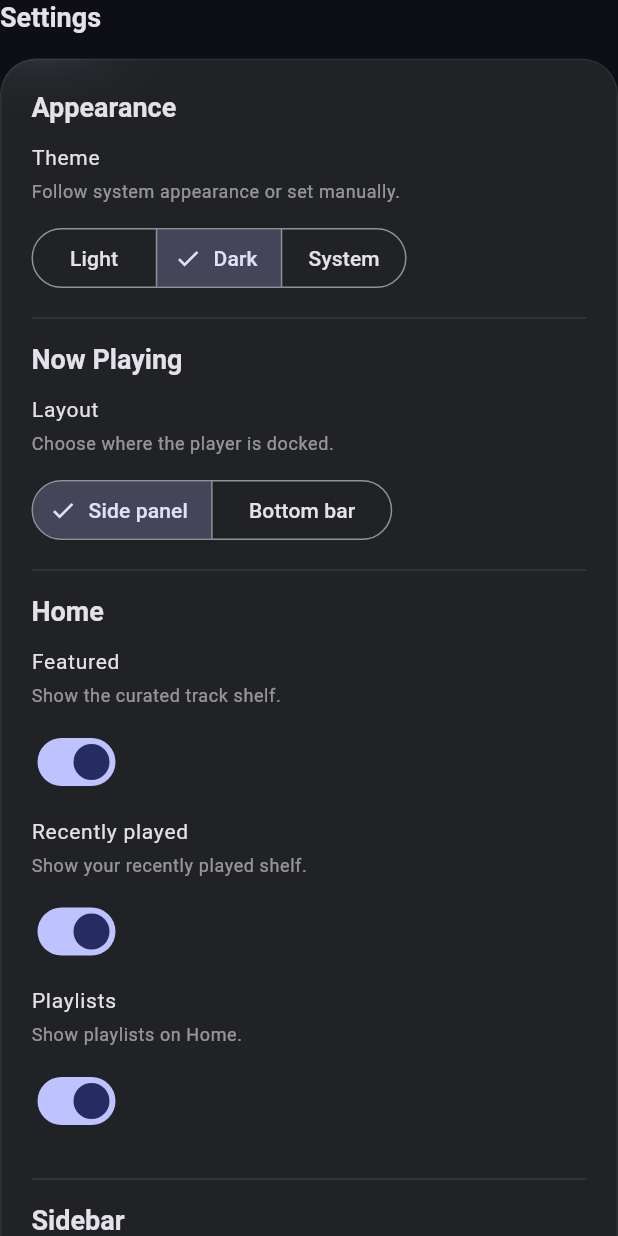
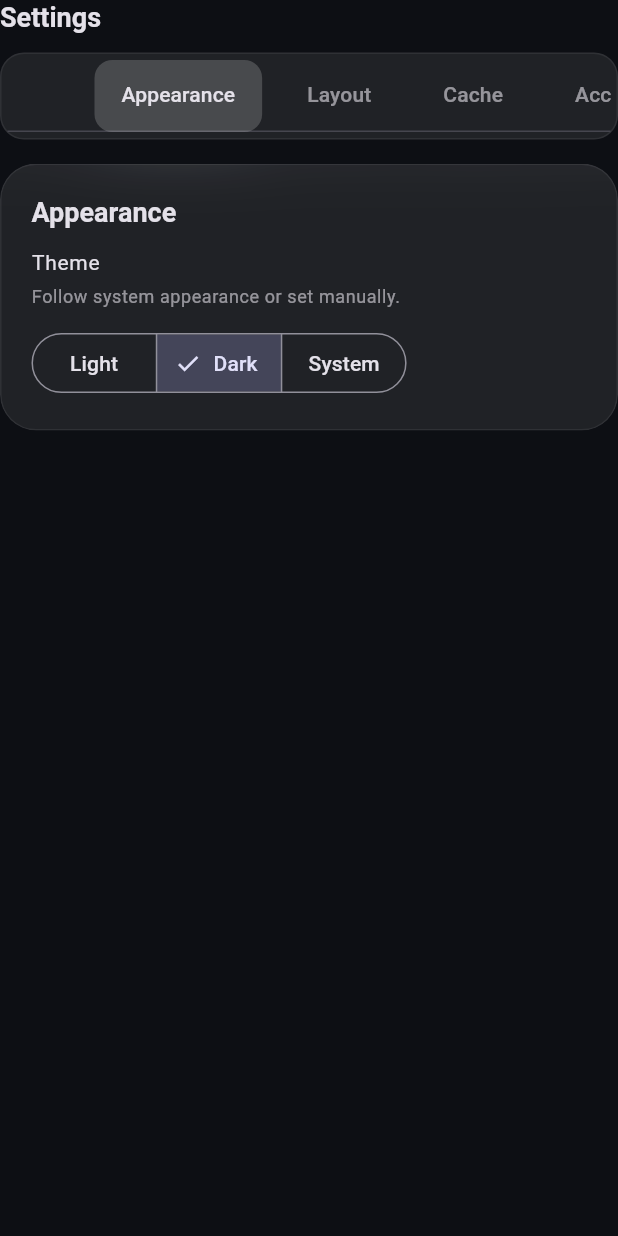
Before and after one commit to j6k4m8/coppelia, a Flutter app: the SettingsView widget shown alone on an empty page, opened directly, on a phone screen of 412 x 824 dp. Run offline on Flutter 3.47's test engine with Material 3 defaults, Android fonts, the phone set to English and light mode, and no system bars; our stand-ins replace cached_network_image, flutter_cache_manager, just_audio, shared_preferences; missing offline and left inert: window_manager; accounts and stored records are empty; Roboto replaces fonts that are missing (SF Pro Display).

```diff
--- a/lib/ui/screens/home_screen.dart
+++ b/lib/ui/screens/home_screen.dart
@@ -76,7 +76,7 @@ class _MainContent extends StatelessWidget {
     final artistCount = stats?.artistCount ?? state.artists.length;
     final bodyContent = LayoutBuilder(
       builder: (context, constraints) {
-        const autoCollapseWidth = 980.0;
+        const autoCollapseWidth = 640.0;
         const collapseThreshold = 140.0;
         final autoCollapsed = constraints.maxWidth < autoCollapseWidth;
         final allowManual = !autoCollapsed;
--- a/lib/ui/widgets/settings_view.dart
+++ b/lib/ui/widgets/settings_view.dart
@@ -17,14 +17,117 @@ class SettingsView extends StatelessWidget {
   @override
   Widget build(BuildContext context) {
     final state = context.watch<AppState>();
-    return SingleChildScrollView(
+    return DefaultTabController(
+      length: 4,
       child: Column(
         crossAxisAlignment: CrossAxisAlignment.start,
         children: [
           const SectionHeader(title: 'Settings'),
+          const SizedBox(height: 12),
+          _SettingsTabBar(),
           const SizedBox(height: 16),
-          GlassContainer(
-            child: Column(
+          Expanded(
+            child: TabBarView(
+              children: [
+                _SettingsTab(
+                  child: _AppearanceSettings(state: state),
+                ),
+                _SettingsTab(
+                  child: _LayoutSettings(state: state),
+                ),
+                _SettingsTab(
+                  child: _CacheSettings(
+                    state: state,
+                    onSnack: (message) => _showSnack(context, message),
+                  ),
+                ),
+                _SettingsTab(
+                  child: _AccountSettings(state: state),
+                ),
+              ],
+            ),
+          ),
+        ],
+      ),
+    );
+  }
+
+  void _showSnack(BuildContext context, String message) {
+    ScaffoldMessenger.of(context).showSnackBar(
+      SnackBar(content: Text(message)),
+    );
+  }
+}
+
+class _SettingsTabBar extends StatelessWidget {
+  @override
+  Widget build(BuildContext context) {
+    return Container(
+      padding: const EdgeInsets.all(4),
+      decoration: BoxDecoration(
+        color: ColorTokens.cardFill(context, 0.08),
+        borderRadius: BorderRadius.circular(16),
+        border: Border.all(color: ColorTokens.border(context)),
+      ),
+      child: TabBar(
+        isScrollable: true,
+        labelPadding: const EdgeInsets.symmetric(horizontal: 6),
+        labelColor: Theme.of(context).colorScheme.onSurface,
+        unselectedLabelColor: ColorTokens.textSecondary(context),
+        indicator: BoxDecoration(
+          color: ColorTokens.cardFill(context, 0.18),
+          borderRadius: BorderRadius.circular(12),
+        ),
+        tabs: const [
+          _SettingsTabLabel(text: 'Appearance'),
+          _SettingsTabLabel(text: 'Layout'),
+          _SettingsTabLabel(text: 'Cache'),
+          _SettingsTabLabel(text: 'Account'),
+        ],
+      ),
+    );
+  }
+}
+
+class _SettingsTabLabel extends StatelessWidget {
+  const _SettingsTabLabel({required this.text});
+
+  final String text;
+
+  @override
+  Widget build(BuildContext context) {
+    return Tab(
+      child: Padding(
+        padding: const EdgeInsets.symmetric(horizontal: 18, vertical: 6),
+        child: Text(text),
+      ),
+    );
+  }
+}
+
+class _SettingsTab extends StatelessWidget {
+  const _SettingsTab({required this.child});
+
+  final Widget child;
+
+  @override
+  Widget build(BuildContext context) {
+    return SingleChildScrollView(
+      child: GlassContainer(
+        child: child,
+      ),
+    );
+  }
+}
+
+class _AppearanceSettings extends StatelessWidget {
+  const _AppearanceSettings({required this.state});
+
+  final AppState state;
+
+  @override
+  Widget build(BuildContext context) {
+    return Column(
       crossAxisAlignment: CrossAxisAlignment.start,
       children: [
         Text('Appearance', style: Theme.of(context).textTheme.titleLarge),
@@ -54,11 +157,25 @@ class SettingsView extends StatelessWidget {
             },
           ),
         ),
-                Divider(height: 32, color: ColorTokens.border(context, 0.12)),
-                Text('Now Playing', style: Theme.of(context).textTheme.titleLarge),
+      ],
+    );
+  }
+}
+
+class _LayoutSettings extends StatelessWidget {
+  const _LayoutSettings({required this.state});
+
+  final AppState state;
+
+  @override
+  Widget build(BuildContext context) {
+    return Column(
+      crossAxisAlignment: CrossAxisAlignment.start,
+      children: [
+        Text('Layout', style: Theme.of(context).textTheme.titleLarge),
         const SizedBox(height: 12),
         _SettingRow(
-                  title: 'Layout',
+          title: 'Now playing layout',
           subtitle: 'Choose where the player is docked.',
           trailing: SegmentedButton<NowPlayingLayout>(
             segments: NowPlayingLayout.values
@@ -241,7 +358,25 @@ class SettingsView extends StatelessWidget {
             ),
           ),
         ),
-                Divider(height: 32, color: ColorTokens.border(context, 0.12)),
+      ],
+    );
+  }
+}
+
+class _CacheSettings extends StatelessWidget {
+  const _CacheSettings({
+    required this.state,
+    required this.onSnack,
+  });
+
+  final AppState state;
+  final ValueChanged<String> onSnack;
+
+  @override
+  Widget build(BuildContext context) {
+    return Column(
+      crossAxisAlignment: CrossAxisAlignment.start,
+      children: [
         Text('Cache', style: Theme.of(context).textTheme.titleLarge),
         const SizedBox(height: 12),
         _SettingRow(
@@ -251,7 +386,7 @@ class SettingsView extends StatelessWidget {
             onPressed: () async {
               await state.clearMetadataCache();
               if (context.mounted) {
-                        _showSnack(context, 'Metadata cache cleared.');
+                onSnack('Metadata cache cleared.');
               }
             },
             child: const Text('Clear'),
@@ -265,13 +400,27 @@ class SettingsView extends StatelessWidget {
             onPressed: () async {
               await state.clearAudioCache();
               if (context.mounted) {
-                        _showSnack(context, 'Audio cache cleared.');
+                onSnack('Audio cache cleared.');
               }
             },
             child: const Text('Clear'),
           ),
         ),
-                Divider(height: 32, color: ColorTokens.border(context, 0.12)),
+      ],
+    );
+  }
+}
+
+class _AccountSettings extends StatelessWidget {
+  const _AccountSettings({required this.state});
+
+  final AppState state;
+
+  @override
+  Widget build(BuildContext context) {
+    return Column(
+      crossAxisAlignment: CrossAxisAlignment.start,
+      children: [
         Text('Account', style: Theme.of(context).textTheme.titleLarge),
         const SizedBox(height: 12),
         _SettingRow(
@@ -283,16 +432,6 @@ class SettingsView extends StatelessWidget {
           ),
         ),
       ],
-            ),
-          ),
-        ],
-      ),
-    );
-  }
-
-  void _showSnack(BuildContext context, String message) {
-    ScaffoldMessenger.of(context).showSnackBar(
-      SnackBar(content: Text(message)),
     );
   }
 }
```
Also changed, not shown: lib/ui/widgets/sidebar_navigation.dart (+6 -22 lines), 1 other file. Lines whose indentation alone changed are shown as unchanged.
